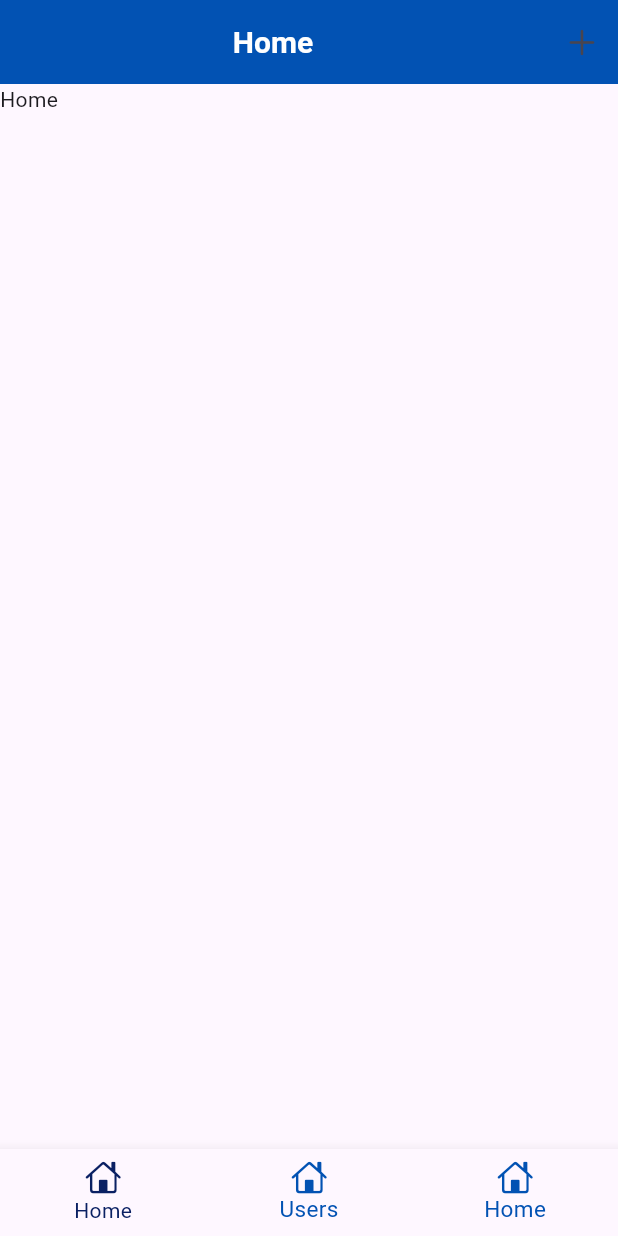
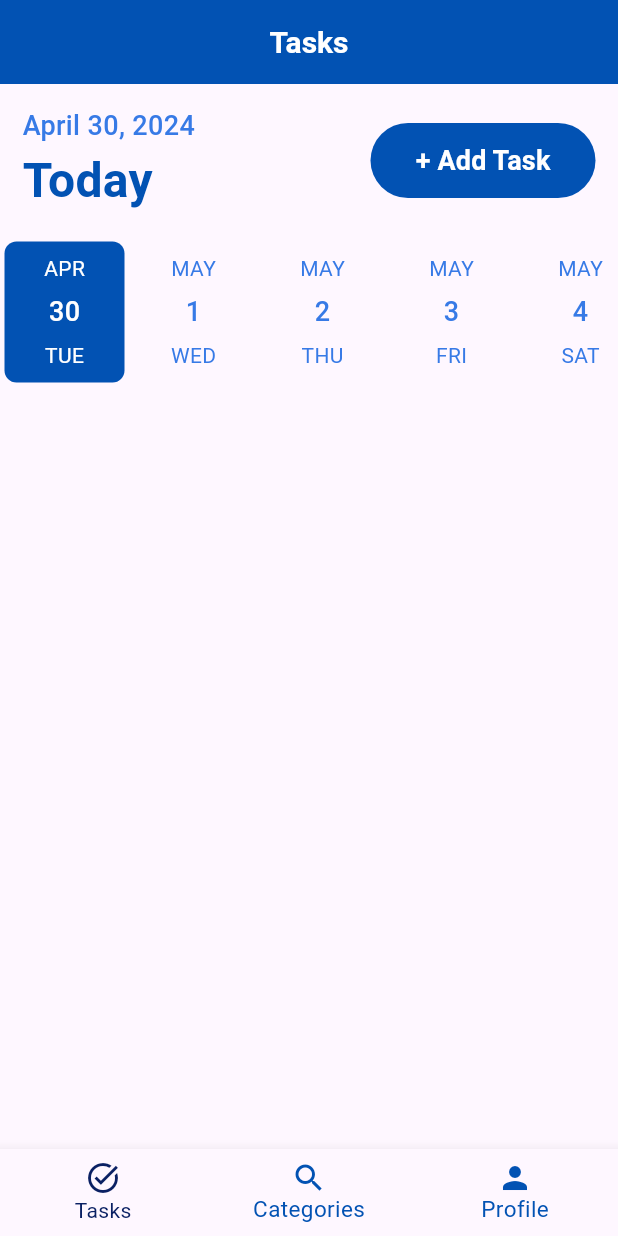
Before and after one commit to RanaMohamed24/Flutter-Project, a Flutter app: the DashboardPage screen opened directly, on a phone screen of 412 x 824 dp. Run offline on Flutter 3.47's test engine with Material 3 defaults, Android fonts, the light colour scheme and no system bars; our stand-ins replace bloc, cloud_firestore, device_preview, firebase_core, firebase_crashlytics, flutter_bloc and 2 more; accounts and stored records are empty.

Commit message:
tasks page design

```diff
--- a/lib/core/firebase/my-firebase.dart
+++ b/lib/core/firebase/my-firebase.dart
@@ -1,3 +1,5 @@
+// ignore_for_file: file_names
+
 import 'package:firebase_core/firebase_core.dart';
 import 'package:firebase_crashlytics/firebase_crashlytics.dart';
 //import 'package:firebase_dynamic_links/firebase_dynamic_links.dart';
--- /dev/null
+++ b/lib/features/dashboard/modules/Tasks/controller/cubit/task_cubit.dart
@@ -0,0 +1,14 @@
+// ignore_for_file: unnecessary_import, implementation_imports, prefer_final_fields, unused_field
+
+import 'package:bloc/bloc.dart';
+import 'package:flutter/src/widgets/framework.dart';
+import 'package:meta/meta.dart';
+
+part 'task_state.dart';
+
+class TaskCubit extends Cubit<TaskState> {
+  TaskCubit() : super(TaskInitial());
+
+  DateTime selectedDate = DateTime.now();
+  onPressedButton(BuildContext context) {}
+}
--- /dev/null
+++ b/lib/features/dashboard/modules/Tasks/controller/cubit/task_state.dart
@@ -0,0 +1,6 @@
+part of 'task_cubit.dart';
+
+@immutable
+sealed class TaskState {}
+
+final class TaskInitial extends TaskState {}
--- /dev/null
+++ b/lib/features/dashboard/modules/Tasks/view/components/tasks_widget.dart
@@ -0,0 +1,87 @@
+// ignore_for_file: avoid_unnecessary_containers
+
+import 'package:date_picker_timeline/date_picker_timeline.dart';
+import 'package:flutter/material.dart';
+import 'package:flutter_bloc/flutter_bloc.dart';
+import 'package:flutter_project/features/dashboard/modules/Tasks/controller/cubit/task_cubit.dart';
+import 'package:flutter_project/theme.dart';
+import 'package:intl/intl.dart';
+
+class TasksWidget extends StatelessWidget {
+  final TaskCubit controller;
+
+  const TasksWidget({super.key, required this.controller});
+
+  @override
+  Widget build(BuildContext context) {
+    return BlocProvider(
+      create: (context) => controller,
+      child: BlocBuilder<TaskCubit, TaskState>(
+        builder: (context, state) {
+          return SingleChildScrollView(
+            child: Column(
+              children: [
+                Row(
+                  mainAxisAlignment: MainAxisAlignment.spaceBetween,
+                  children: [
+                    Padding(
+                      padding: DefaultPadding,
+                      child: Column(
+                        crossAxisAlignment: CrossAxisAlignment.start,
+                        children: [
+                          Text(
+                            DateFormat.yMMMMd().format(DateTime.now()),
+                            style: subTitle,
+                          ),
+                          Text(
+                            "Today",
+                            style: titleText,
+                          ),
+                        ],
+                      ),
+                    ),
+                    Padding(
+                      padding: DefaultPadding,
+                      child: SizedBox(
+                        width: 150,
+                        height: 50,
+                        child: FilledButton(
+                          style: const ButtonStyle(
+                              backgroundColor:
+                                  MaterialStatePropertyAll(PrimaryColor)),
+                          onPressed: () => controller.onPressedButton(context),
+                          child: Center(
+                            child: Text(
+                              "+ Add Task",
+                              style: textButton.copyWith(color: Colors.white),
+                            ),
+                          ),
+                        ),
+                      ),
+                    ),
+                  ],
+                ),
+                Container(
+                  child: DatePicker(
+                    DateTime.now(),
+                    height: 100,
+                    width: 80,
+                    initialSelectedDate: DateTime.now(),
+                    selectionColor: PrimaryColor,
+                    selectedTextColor: Colors.white,
+                    dateTextStyle: subTitle,
+                    monthTextStyle: const TextStyle(color: SecondaryColor, fontSize: 14),
+                    dayTextStyle:  const TextStyle(color: SecondaryColor, fontSize: 14),
+                    onDateChange: (date) {
+                      controller.selectedDate = date;
+                    },
+                  ),
+                )
+              ],
+            ),
+          );
+        },
+      ),
+    );
+  }
+}
--- /dev/null
+++ b/lib/features/dashboard/modules/Tasks/view/page/Tasks_page.dart
@@ -0,0 +1,30 @@
+// ignore_for_file: file_names
+
+import 'package:flutter/material.dart';
+import 'package:flutter_bloc/flutter_bloc.dart';
+import 'package:flutter_project/features/dashboard/modules/Tasks/controller/cubit/task_cubit.dart';
+import 'package:flutter_project/features/dashboard/modules/Tasks/view/components/tasks_widget.dart';
+
+class TasksPage extends StatelessWidget {
+  const TasksPage({super.key});
+
+  @override
+  Widget build(BuildContext context) {
+    return SafeArea(
+      child: BlocProvider<TaskCubit>(
+        create: (context) => TaskCubit(),
+        child: BlocBuilder<TaskCubit, TaskState>(
+          builder: (context, state) {
+            final TaskCubit controller =
+                context.read<TaskCubit>();
+            return Scaffold(
+              body: TasksWidget(
+                controller: controller,
+              ),
+            );
+          },
+        ),
+      ),
+    );
+  }
+}
--- a/lib/features/dashboard/modules/users/model/repo/firebase_data.dart
+++ b/lib/features/dashboard/modules/users/model/repo/firebase_data.dart
@@ -1,3 +1,5 @@
+// ignore_for_file: avoid_print
+
 import 'package:cloud_firestore/cloud_firestore.dart';
 import '../user_model.dart';
 import 'parent_data.dart';
--- a/lib/features/dashboard/modules/users/model/repo/local_db_data.dart
+++ b/lib/features/dashboard/modules/users/model/repo/local_db_data.dart
@@ -1,3 +1,5 @@
+// ignore_for_file: prefer_interpolation_to_compose_strings
+
 import 'package:sqflite/sqflite.dart';
 
 import '../user_model.dart';
--- a/lib/features/dashboard/view/components/cubit/cubit/dashboard_cubit.dart
+++ b/lib/features/dashboard/view/components/cubit/cubit/dashboard_cubit.dart
@@ -1,6 +1,5 @@
 import 'package:bloc/bloc.dart';
 import 'package:flutter/cupertino.dart';
-// import 'package:meta/meta.dart';
 
 part 'dashboard_state.dart';
 
--- a/lib/features/dashboard/view/page/dashboard_page.dart
+++ b/lib/features/dashboard/view/page/dashboard_page.dart
@@ -1,14 +1,13 @@
 // ignore_for_file: unused_local_variable
 
-import 'package:flutter/cupertino.dart';
 import 'package:flutter/material.dart';
 import 'package:flutter_bloc/flutter_bloc.dart';
 import 'package:flutter_project/features/dashboard/controller/cubit/dashboard_cubit.dart';
-import 'package:flutter_project/features/dashboard/modules/users/view/user_page.dart';
+import 'package:flutter_project/features/dashboard/modules/Tasks/view/page/Tasks_page.dart';
 import 'package:flutter_project/theme.dart';
 
 class DashboardPage extends StatelessWidget {
-  final List<String> titles = const ['Home', 'Users', 'home'];
+  final List<String> titles = const ['Tasks', 'Categories', 'Profile'];
 
   const DashboardPage({super.key});
 
@@ -32,21 +31,21 @@ class DashboardPage extends StatelessWidget {
                   ),
                 ),
               ),
-              actions: [
-                IconButton(
-                    onPressed: () {
-                      Navigator.pushNamed(context, 'registration');
-                    },
-                    icon: Icon(CupertinoIcons.add))
-              ],
+              // actions: [
+              //   IconButton(
+              //       onPressed: () {
+              //         Navigator.pushNamed(context, 'registration');
+              //       },
+              //       icon: const Icon(CupertinoIcons.add))
+              // ],
             ),
             body: PageView(
               controller: controller.pageController,
               onPageChanged: controller.onChangeTapIndex,
               children: const [
-                Text('Home'),
-                UserPage(),
-                Text('Home'),
+                TasksPage(),
+                Text("Categories"),
+                Text("Profile"),
               ],
             ),
             bottomNavigationBar: BottomNavigationBar(
@@ -59,11 +58,11 @@ class DashboardPage extends StatelessWidget {
               selectedItemColor: FocusedColor,
               items: const [
                 BottomNavigationBarItem(
-                    icon: Icon(CupertinoIcons.home), label: "Home"),
+                    icon: Icon(Icons.task_alt), label: "Tasks"),
                 BottomNavigationBarItem(
-                    icon: Icon(CupertinoIcons.home), label: "Users"),
+                    icon: Icon(Icons.search), label: "Categories"),
                 BottomNavigationBarItem(
-                    icon: Icon(CupertinoIcons.home), label: "Home"),
+                    icon: Icon(Icons.person), label: "Profile"),
               ],
             ),
           );
--- a/pubspec.yaml
+++ b/pubspec.yaml
@@ -50,6 +50,9 @@ dependencies:
   cloud_firestore: ^4.17.2
   path: ^1.9.0
   meta: ^1.11.0
+  intl: ^0.18.1
+  date_picker_timeline: ^1.2.5
+
 
 dev_dependencies:
   flutter_test:
```
